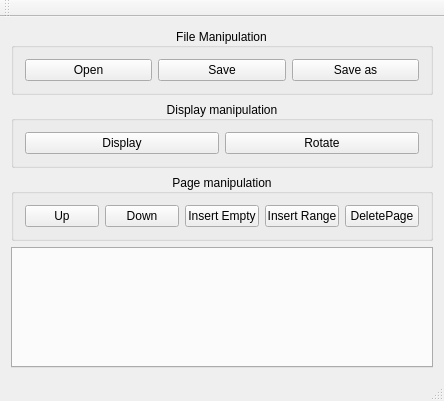
Old version of the form pdfgui.ui in the repository caronnee/pdfeditor.
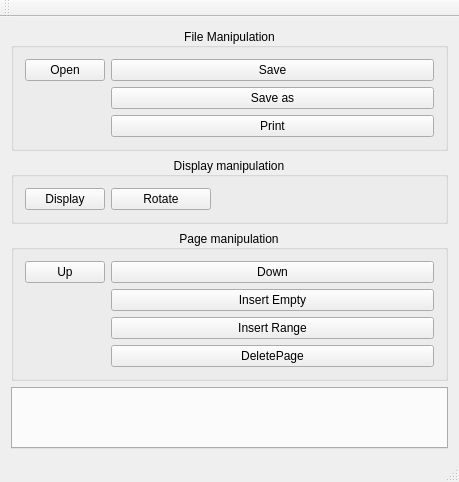
New version of the form. Custom widgets are drawn as their Qt base class.

```diff
--- a/pdfgui.ui
+++ b/pdfgui.ui
@@ -6,8 +6,8 @@
    <rect>
     <x>0</x>
     <y>0</y>
-    <width>444</width>
-    <height>401</height>
+    <width>459</width>
+    <height>482</height>
    </rect>
   </property>
   <property name="minimumSize">
@@ -19,9 +19,6 @@
   <property name="windowTitle">
    <string>pdfGui</string>
   </property>
-  <property name="autoFillBackground">
-   <bool>false</bool>
-  </property>
   <widget class="QWidget" name="centralWidget">
    <layout class="QVBoxLayout" name="verticalLayout">
     <item>
@@ -35,22 +32,29 @@
       <property name="alignment">
        <set>Qt::AlignCenter</set>
       </property>
-      <layout class="QHBoxLayout" name="horizontalLayout_2">
-       <item>
+      <layout class="QFormLayout" name="formLayout_2">
+       <item row="0" column="0">
         <widget class="QPushButton" name="openFile">
          <property name="text">
           <string>Open</string>
          </property>
         </widget>
        </item>
-       <item>
+       <item row="0" column="1">
         <widget class="QPushButton" name="saveButton">
          <property name="text">
           <string>Save</string>
          </property>
         </widget>
        </item>
-       <item>
+       <item row="2" column="1">
+        <widget class="QPushButton" name="printButton">
+         <property name="text">
+          <string>Print</string>
+         </property>
+        </widget>
+       </item>
+       <item row="1" column="1">
         <widget class="QPushButton" name="SaveAs">
          <property name="text">
           <string>Save as</string>
@@ -68,8 +72,8 @@
       <property name="alignment">
        <set>Qt::AlignCenter</set>
       </property>
-      <layout class="QHBoxLayout" name="horizontalLayout">
-       <item>
+      <layout class="QFormLayout" name="formLayout">
+       <item row="0" column="0">
         <widget class="QPushButton" name="display">
          <property name="sizePolicy">
           <sizepolicy hsizetype="Preferred" vsizetype="Preferred">
@@ -77,13 +81,25 @@
            <verstretch>0</verstretch>
           </sizepolicy>
          </property>
+         <property name="maximumSize">
+          <size>
+           <width>100</width>
+           <height>25</height>
+          </size>
+         </property>
          <property name="text">
           <string>Display</string>
          </property>
         </widget>
        </item>
-       <item>
+       <item row="0" column="1">
         <widget class="QPushButton" name="rotate">
+         <property name="maximumSize">
+          <size>
+           <width>100</width>
+           <height>25</height>
+          </size>
+         </property>
          <property name="text">
           <string>Rotate</string>
          </property>
@@ -103,42 +119,42 @@
       <property name="alignment">
        <set>Qt::AlignCenter</set>
       </property>
-      <layout class="QGridLayout" name="gridLayout">
-       <item row="0" column="1">
+      <layout class="QFormLayout" name="formLayout_3">
+       <item row="0" column="0">
         <widget class="QPushButton" name="pageUp">
          <property name="text">
           <string>Up</string>
          </property>
         </widget>
        </item>
-       <item row="0" column="3">
+       <item row="0" column="1">
         <widget class="QPushButton" name="pageDown">
          <property name="text">
           <string>Down</string>
          </property>
         </widget>
        </item>
-       <item row="0" column="4">
+       <item row="1" column="1">
         <widget class="QPushButton" name="insertEmpty">
          <property name="text">
           <string>Insert Empty</string>
          </property>
         </widget>
        </item>
-       <item row="0" column="6">
-        <widget class="QPushButton" name="deletePage">
-         <property name="text">
-          <string>DeletePage</string>
-         </property>
-        </widget>
-       </item>
-       <item row="0" column="5">
+       <item row="2" column="1">
         <widget class="QPushButton" name="insertRange">
          <property name="text">
           <string>Insert Range</string>
          </property>
         </widget>
        </item>
+       <item row="3" column="1">
+        <widget class="QPushButton" name="deletePage">
+         <property name="text">
+          <string>DeletePage</string>
+         </property>
+        </widget>
+       </item>
       </layout>
      </widget>
     </item>
```
Left out of the diff: 87 changed lines with no effect on the pictures.
